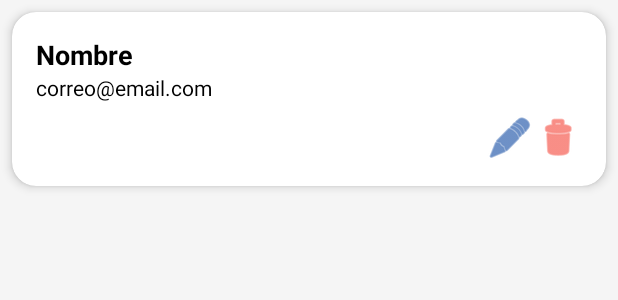
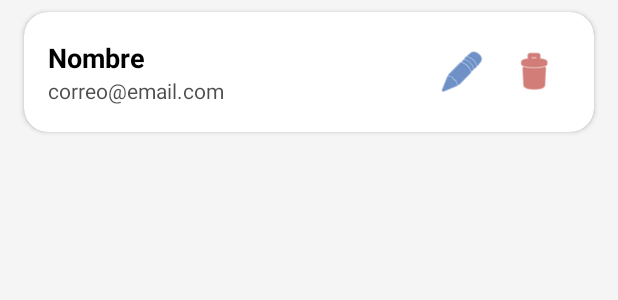
Before and after one commit to dsaulcuevaramos/ProyectMovil, an Android app: the layout usuario_item.xml on its own in the app's theme, with its tools: preview values and no code run, on a phone screen of 412 x 824 dp. Shown: the top 300 px of the screen. Run offline under Robolectric (Android 15) with nearby library versions, the phone set to English and light mode, and no system bars.

Commit message:
fix: correcion vista usuario_item

```diff
--- a/app/src/main/res/layout/usuario_item.xml
+++ b/app/src/main/res/layout/usuario_item.xml
@@ -4,60 +4,73 @@
     xmlns:tools="http://schemas.android.com/tools"
     android:layout_width="match_parent"
     android:layout_height="wrap_content"
-    android:layout_margin="8dp"
-    android:elevation="4dp"
+    android:layout_marginStart="16dp"
+    android:layout_marginTop="8dp"
+    android:layout_marginEnd="16dp"
+    android:layout_marginBottom="8dp"
+    app:cardBackgroundColor="?attr/colorSurface"
     app:cardCornerRadius="16dp"
-    app:cardElevation="4dp"
-    app:cardBackgroundColor="?attr/colorSurface">
+    app:cardElevation="2dp"
+    app:strokeWidth="0dp">
+
+    <RelativeLayout
+        android:layout_width="match_parent"
+        android:layout_height="wrap_content"
+        android:padding="16dp">
 
         <LinearLayout
-        android:layout_width="match_parent"
+            android:id="@+id/text_container"
+            android:layout_width="wrap_content"
             android:layout_height="wrap_content"
-        android:orientation="vertical"
-        android:padding="16dp">
+            android:layout_alignParentStart="true"
+            android:layout_centerVertical="true"
+            android:layout_toStartOf="@+id/buttons_container"
+            android:orientation="vertical">
 
             <TextView
                 android:id="@+id/txtNombre"
-            android:layout_width="match_parent"
+                android:layout_width="wrap_content"
                 android:layout_height="wrap_content"
+                android:text="@string/usuario_show_nombre"
                 android:textColor="?attr/colorOnSurface"
-            android:text="@string/usuario_show_nombre"
                 android:textSize="18sp"
                 android:textStyle="bold" />
 
             <TextView
                 android:id="@+id/txtCorreo"
-            android:layout_width="match_parent"
+                android:layout_width="wrap_content"
                 android:layout_height="wrap_content"
-            android:textColor="?attr/colorOnSurface"
-            android:text="@string/usuario_show_correo" />
+                android:alpha="0.7"
+                android:text="@string/usuario_show_correo"
+                android:textColor="?attr/colorOnSurface" />
+        </LinearLayout>
 
         <LinearLayout
-            android:layout_width="match_parent"
+            android:id="@+id/buttons_container"
+            android:layout_width="wrap_content"
             android:layout_height="wrap_content"
-            android:layout_marginTop="8dp"
-            android:gravity="end"
+            android:layout_alignParentEnd="true"
+            android:layout_centerVertical="true"
             android:orientation="horizontal">
 
             <ImageButton
                 android:id="@+id/btnEditar"
-                android:layout_width="wrap_content"
-                android:layout_height="wrap_content"
+                android:layout_width="48dp"
+                android:layout_height="48dp"
                 android:background="?attr/selectableItemBackgroundBorderless"
                 android:contentDescription="@string/usuario_btn_editar"
-                android:src="@android:drawable/ic_menu_edit"
-                app:tint="?attr/colorPrimary"
-                tools:ignore="TouchTargetSizeCheck,ImageContrastCheck" />
+                app:srcCompat="@android:drawable/ic_menu_edit"
+                app:tint="?attr/colorPrimary" />
 
             <ImageButton
                 android:id="@+id/btnEliminar"
-                android:layout_width="wrap_content"
-                android:layout_height="wrap_content"
+                android:layout_width="48dp"
+                android:layout_height="48dp"
                 android:background="?attr/selectableItemBackgroundBorderless"
                 android:contentDescription="@string/usuario_btn_eliminar"
-                android:src="@android:drawable/ic_menu_delete"
-                app:tint="@color/colorError"
-                tools:ignore="TouchTargetSizeCheck,ImageContrastCheck" />
+                app:srcCompat="@android:drawable/ic_menu_delete"
+                app:tint="?attr/colorError" />
         </LinearLayout>
-    </LinearLayout>
+
+    </RelativeLayout>
 </androidx.cardview.widget.CardView>
```
Lines whose indentation alone changed are shown as unchanged.
